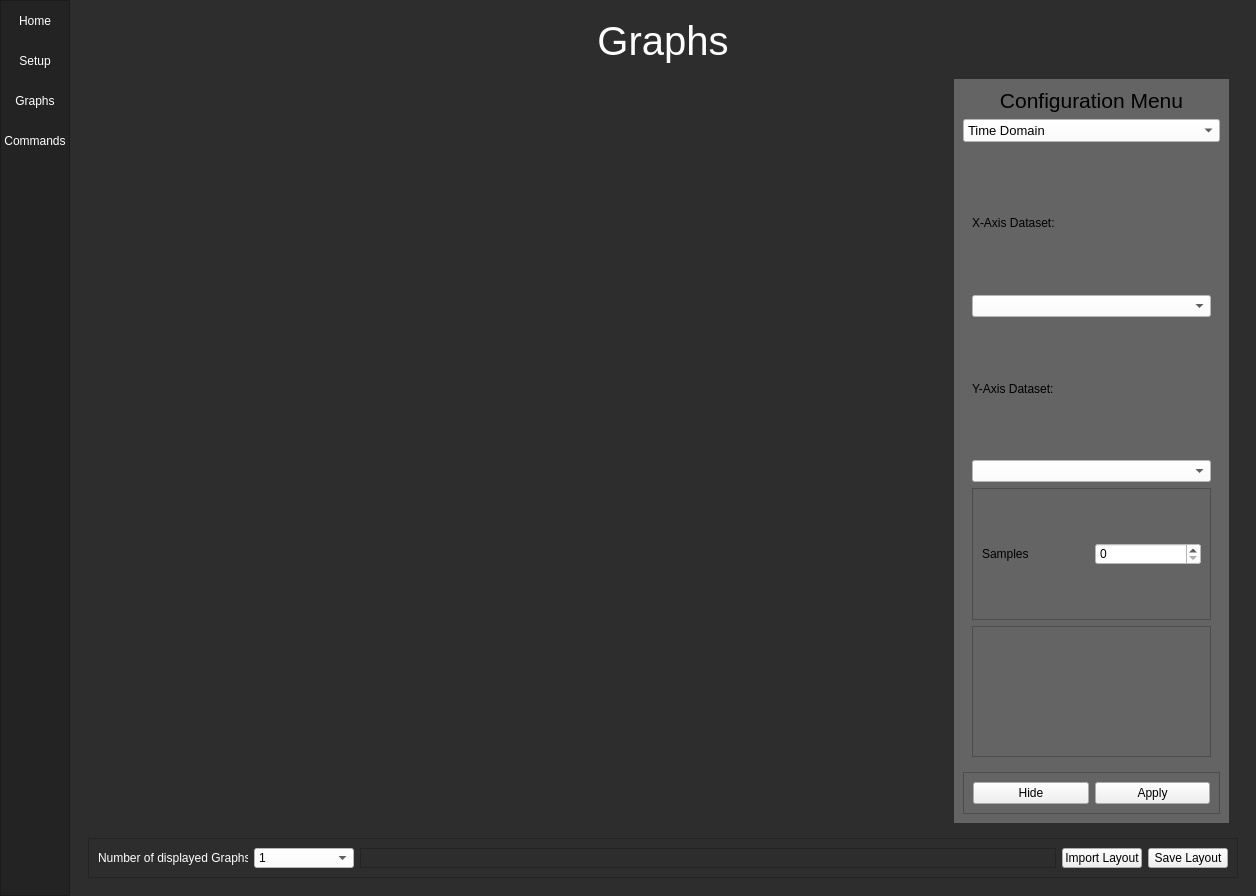
Old version of the form TelemetryViewer/ui_main.ui in the repository UBCO-Motorsports/WirelessTelemetryCapstone.
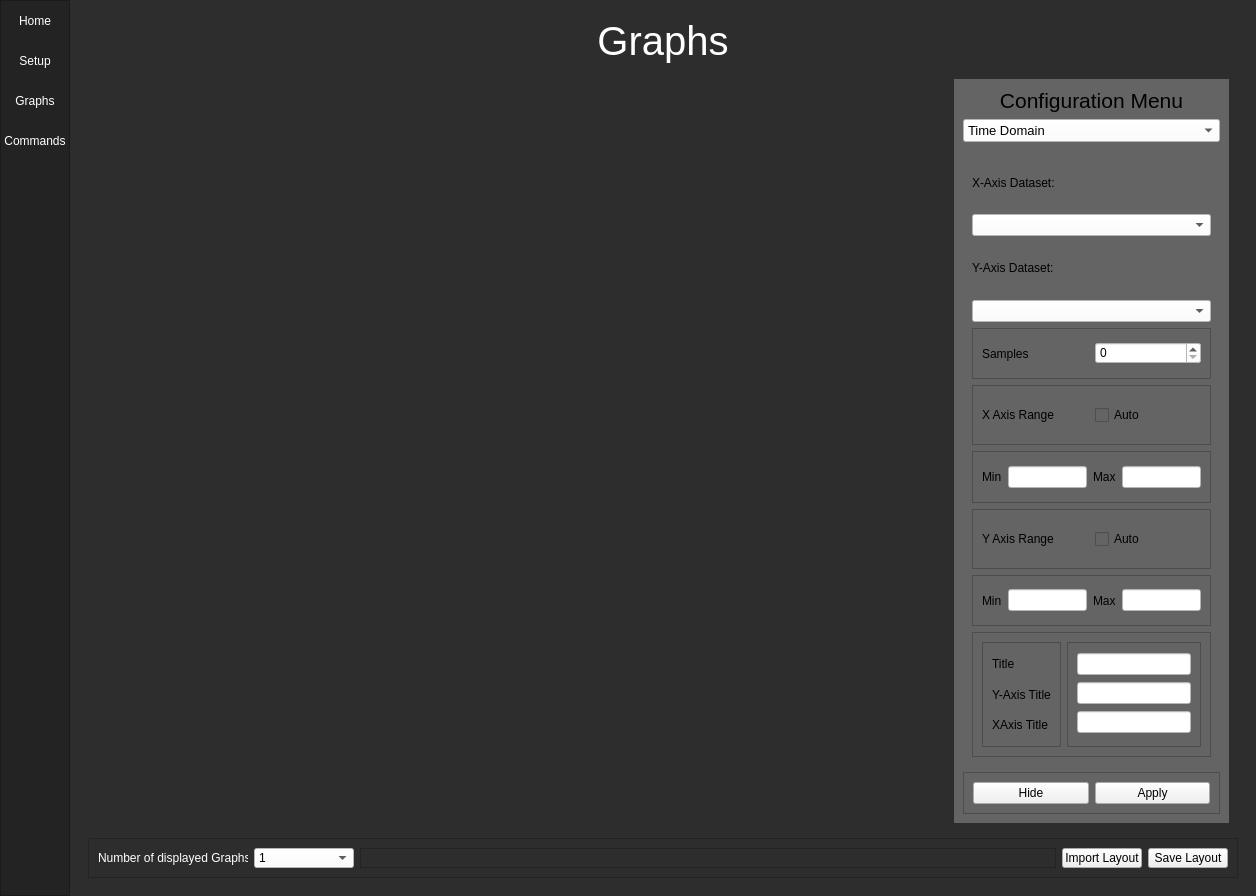
New version of the form. The open tabs and pages were chosen to show the change. Icons and pictures are not drawn.

Commit message: Polar Plot config menu

The edit to the form file:
```diff
--- a/TelemetryViewer/ui_main.ui
+++ b/TelemetryViewer/ui_main.ui
@@ -1618,14 +1618,268 @@
                           </layout>
                          </widget>
                         </item>
+                        <item>
+                         <widget class="QFrame" name="frame_27">
+                          <property name="minimumSize">
+                           <size>
+                            <width>0</width>
+                            <height>60</height>
+                           </size>
+                          </property>
+                          <property name="frameShape">
+                           <enum>QFrame::StyledPanel</enum>
+                          </property>
+                          <property name="frameShadow">
+                           <enum>QFrame::Raised</enum>
+                          </property>
+                          <layout class="QHBoxLayout" name="horizontalLayout_16">
+                           <item>
+                            <widget class="QLabel" name="label_28">
+                             <property name="text">
+                              <string>X Axis Range</string>
+                             </property>
+                            </widget>
+                           </item>
+                           <item>
+                            <widget class="QCheckBox" name="checkBox_2">
+                             <property name="text">
+                              <string>Auto</string>
+                             </property>
+                            </widget>
+                           </item>
+                          </layout>
+                         </widget>
+                        </item>
+                        <item>
+                         <widget class="QFrame" name="frame_30">
+                          <property name="minimumSize">
+                           <size>
+                            <width>0</width>
+                            <height>50</height>
+                           </size>
+                          </property>
+                          <property name="frameShape">
+                           <enum>QFrame::StyledPanel</enum>
+                          </property>
+                          <property name="frameShadow">
+                           <enum>QFrame::Raised</enum>
+                          </property>
+                          <layout class="QHBoxLayout" name="horizontalLayout_19">
+                           <item>
+                            <widget class="QLabel" name="label_30">
+                             <property name="text">
+                              <string>Min</string>
+                             </property>
+                            </widget>
+                           </item>
+                           <item>
+                            <widget class="QLineEdit" name="lineEdit_10">
+                             <property name="styleSheet">
+                              <string notr="true">QLineEdit{
+background-color: rgb(255, 255, 255);
+}
+QLineEdit:disabled{
+background-color: rgb(100,100,100);
+border-width: 0px;
+}</string>
+                             </property>
+                            </widget>
+                           </item>
+                           <item>
+                            <widget class="QLabel" name="label_31">
+                             <property name="text">
+                              <string>Max</string>
+                             </property>
+                            </widget>
+                           </item>
+                           <item>
+                            <widget class="QLineEdit" name="lineEdit_11">
+                             <property name="styleSheet">
+                              <string notr="true">QLineEdit{
+background-color: rgb(255, 255, 255);
+}
+QLineEdit:disabled{
+background-color: rgb(100,100,100);
+border-width: 0px;
+}</string>
+                             </property>
+                            </widget>
+                           </item>
+                          </layout>
+                         </widget>
+                        </item>
+                        <item>
+                         <widget class="QFrame" name="frame_29">
+                          <property name="minimumSize">
+                           <size>
+                            <width>0</width>
+                            <height>60</height>
+                           </size>
+                          </property>
+                          <property name="frameShape">
+                           <enum>QFrame::StyledPanel</enum>
+                          </property>
+                          <property name="frameShadow">
+                           <enum>QFrame::Raised</enum>
+                          </property>
+                          <layout class="QHBoxLayout" name="horizontalLayout_17">
+                           <item>
+                            <widget class="QLabel" name="label_29">
+                             <property name="text">
+                              <string>Y Axis Range</string>
+                             </property>
+                            </widget>
+                           </item>
+                           <item>
+                            <widget class="QCheckBox" name="checkBox_3">
+                             <property name="text">
+                              <string>Auto</string>
+                             </property>
+                            </widget>
+                           </item>
+                          </layout>
+                         </widget>
+                        </item>
                         <item>
                          <widget class="QFrame" name="frame_31">
+                          <property name="minimumSize">
+                           <size>
+                            <width>0</width>
+                            <height>50</height>
+                           </size>
+                          </property>
                           <property name="frameShape">
                            <enum>QFrame::StyledPanel</enum>
                           </property>
                           <property name="frameShadow">
                            <enum>QFrame::Raised</enum>
                           </property>
+                          <layout class="QHBoxLayout" name="horizontalLayout_20">
+                           <item>
+                            <widget class="QLabel" name="label_32">
+                             <property name="text">
+                              <string>Min</string>
+                             </property>
+                            </widget>
+                           </item>
+                           <item>
+                            <widget class="QLineEdit" name="lineEdit_12">
+                             <property name="styleSheet">
+                              <string notr="true">QLineEdit{
+background-color: rgb(255, 255, 255);
+}
+QLineEdit:disabled{
+background-color: rgb(100,100,100);
+border-width: 0px;
+}</string>
+                             </property>
+                            </widget>
+                           </item>
+                           <item>
+                            <widget class="QLabel" name="label_33">
+                             <property name="text">
+                              <string>Max</string>
+                             </property>
+                            </widget>
+                           </item>
+                           <item>
+                            <widget class="QLineEdit" name="lineEdit_13">
+                             <property name="styleSheet">
+                              <string notr="true">QLineEdit{
+background-color: rgb(255, 255, 255);
+}
+QLineEdit:disabled{
+background-color: rgb(100,100,100);
+border-width: 0px;
+}</string>
+                             </property>
+                            </widget>
+                           </item>
+                          </layout>
+                         </widget>
+                        </item>
+                        <item>
+                         <widget class="QFrame" name="frame_24">
+                          <property name="minimumSize">
+                           <size>
+                            <width>0</width>
+                            <height>125</height>
+                           </size>
+                          </property>
+                          <property name="frameShape">
+                           <enum>QFrame::StyledPanel</enum>
+                          </property>
+                          <property name="frameShadow">
+                           <enum>QFrame::Raised</enum>
+                          </property>
+                          <layout class="QHBoxLayout" name="horizontalLayout_14">
+                           <item>
+                            <widget class="QFrame" name="frame_25">
+                             <property name="frameShape">
+                              <enum>QFrame::StyledPanel</enum>
+                             </property>
+                             <property name="frameShadow">
+                              <enum>QFrame::Raised</enum>
+                             </property>
+                             <layout class="QVBoxLayout" name="verticalLayout_18">
+                              <item>
+                               <widget class="QLabel" name="label_25">
+                                <property name="text">
+                                 <string>Title</string>
+                                </property>
+                               </widget>
+                              </item>
+                              <item>
+                               <widget class="QLabel" name="label_26">
+                                <property name="text">
+                                 <string>Y-Axis Title</string>
+                                </property>
+                               </widget>
+                              </item>
+                              <item>
+                               <widget class="QLabel" name="label_27">
+                                <property name="text">
+                                 <string>XAxis Title</string>
+                                </property>
+                               </widget>
+                              </item>
+                             </layout>
+                            </widget>
+                           </item>
+                           <item>
+                            <widget class="QFrame" name="frame_26">
+                             <property name="frameShape">
+                              <enum>QFrame::StyledPanel</enum>
+                             </property>
+                             <property name="frameShadow">
+                              <enum>QFrame::Raised</enum>
+                             </property>
+                             <layout class="QVBoxLayout" name="verticalLayout_19">
+                              <item>
+                               <widget class="QLineEdit" name="lineEdit_7">
+                                <property name="styleSheet">
+                                 <string notr="true">background-color: rgb(255, 255, 255);</string>
+                                </property>
+                               </widget>
+                              </item>
+                              <item>
+                               <widget class="QLineEdit" name="lineEdit_8">
+                                <property name="styleSheet">
+                                 <string notr="true">background-color: rgb(255, 255, 255);</string>
+                                </property>
+                               </widget>
+                              </item>
+                              <item>
+                               <widget class="QLineEdit" name="lineEdit_9">
+                                <property name="styleSheet">
+                                 <string notr="true">background-color: rgb(255, 255, 255);</string>
+                                </property>
+                               </widget>
+                              </item>
+                             </layout>
+                            </widget>
+                           </item>
+                          </layout>
                          </widget>
                         </item>
                        </layout>
```
Left out of the diff: 4 changed lines with no effect on the pictures. The commit also changes 2 other files.
